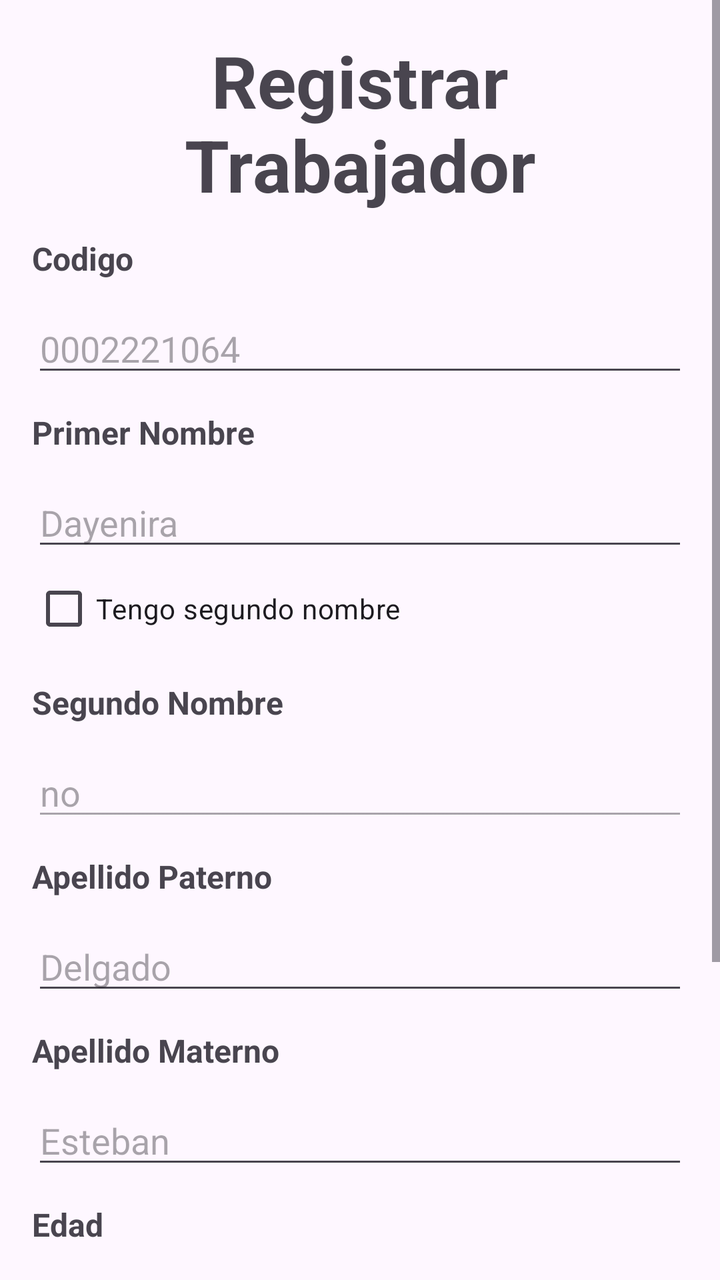
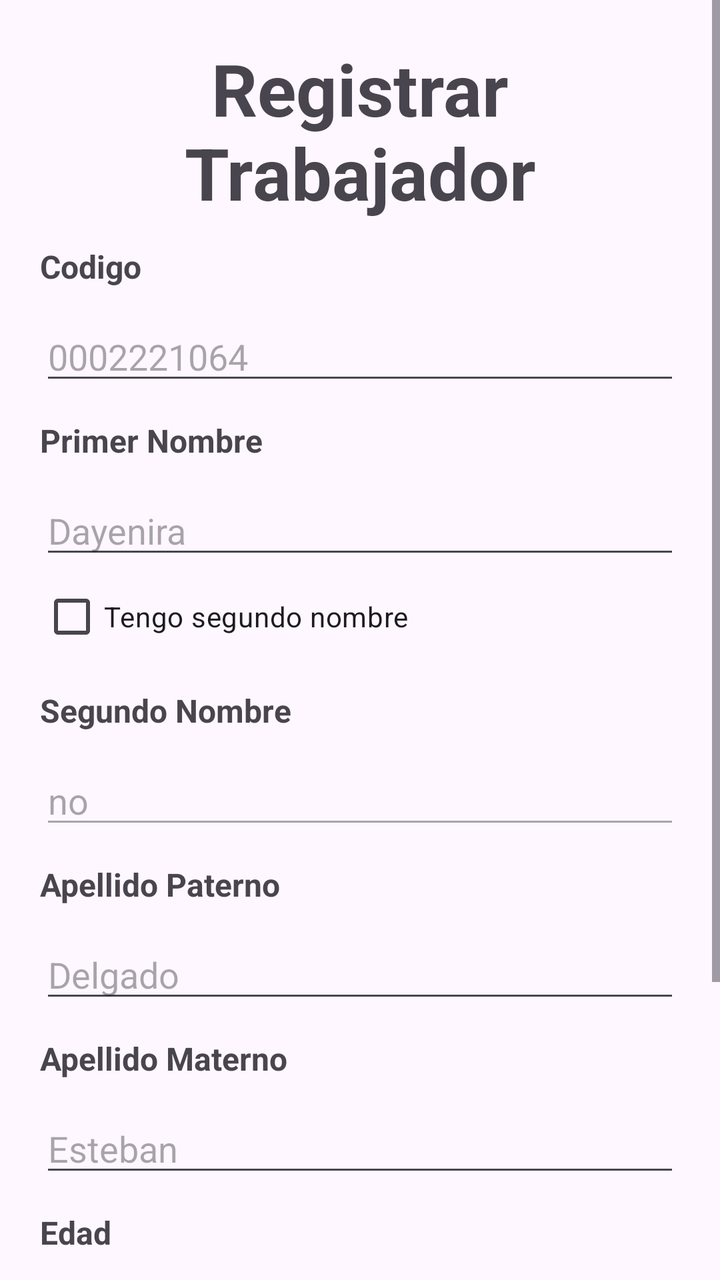

Before-and-after screenshots of an Android layout around one commit, followed by the original layout XML and the change that was made.
<!-- AndroidManifest.xml: application theme Theme.Parcial2026I -->
<!-- res/layout/activity_main.xml -->
<?xml version="1.0" encoding="utf-8"?>
<androidx.constraintlayout.widget.ConstraintLayout xmlns:android="http://schemas.android.com/apk/res/android"
    xmlns:app="http://schemas.android.com/apk/res-auto"
    xmlns:tools="http://schemas.android.com/tools"
    android:id="@+id/main"
    android:layout_width="match_parent"
    android:layout_height="match_parent"
    tools:context=".MainActivity">

    <ScrollView
        android:layout_width="match_parent"
        android:layout_height="wrap_content"
        tools:ignore="MissingConstraints">
        <LinearLayout
            android:layout_width="match_parent"
            android:layout_height="wrap_content"
            android:layout_margin="16dp"
            android:orientation="vertical"
            >

            <TextView
                android:layout_width="match_parent"
                android:layout_height="wrap_content"
                android:text="@string/tittle"
                android:textStyle="bold"
                android:textSize="36sp"
                android:gravity="center"
                />

            <TextView
                android:layout_width="match_parent"
                android:layout_height="wrap_content"
                android:text="@string/code"
                android:textStyle="bold"
                android:textSize="16sp"
                android:layout_marginVertical="12dp"
                />
            <EditText
                android:id="@+id/et_code"
                android:layout_width="match_parent"
                android:layout_height="wrap_content"
                android:inputType="number"
                android:hint="@string/code_example"
                />

            <TextView
                android:layout_width="match_parent"
                android:layout_height="wrap_content"
                android:text="@string/first_name"
                android:textStyle="bold"
                android:textSize="16sp"
                android:layout_marginVertical="12dp"
                />
            <EditText
                android:id="@+id/et_first_name"
                android:layout_width="match_parent"
                android:layout_height="wrap_content"
                android:inputType="textPersonName"
                android:hint="@string/first_name_example"
                />


            <CheckBox
                android:id="@+id/chk_second_name"
                android:layout_width="match_parent"
                android:layout_height="wrap_content"
                android:text="@string/has_second_name"
                />
            <TextView
                android:layout_width="match_parent"
                android:layout_height="wrap_content"
                android:text="@string/second_name"
                android:textStyle="bold"
                android:textSize="16sp"
                android:layout_marginVertical="12dp"
                />
            <EditText
                android:id="@+id/et_second_name"
                android:layout_width="match_parent"
                android:layout_height="wrap_content"
                android:inputType="textPersonName"
                android:hint="@string/second_name_example"
                android:enabled="false"
                />

            <TextView
                android:layout_width="match_parent"
                android:layout_height="wrap_content"
                android:text="@string/last_name"
                android:textStyle="bold"
                android:textSize="16sp"
                android:layout_marginVertical="12dp"
                />
            <EditText
                android:id="@+id/et_last_name"
                android:layout_width="match_parent"
                android:layout_height="wrap_content"
                android:inputType="textPersonName"
                android:hint="@string/last_name_example"
                />

            <TextView
                android:layout_width="match_parent"
                android:layout_height="wrap_content"
                android:text="@string/last_name2"
                android:textStyle="bold"
                android:textSize="16sp"
                android:layout_marginVertical="12dp"
                />
            <EditText
                android:id="@+id/et_last_name2"
                android:layout_width="match_parent"
                android:layout_height="wrap_content"
                android:inputType="textPersonName"
                android:hint="@string/last_name2_example"
                />

            <TextView
                android:layout_width="match_parent"
                android:layout_height="wrap_content"
                android:text="@string/age"
                android:textStyle="bold"
                android:textSize="16sp"
                android:layout_marginVertical="12dp"
                />
            <EditText
                android:id="@+id/et_age"
                android:layout_width="match_parent"
                android:layout_height="wrap_content"
                android:inputType="number"
                android:hint="@string/age_example"
                />


            <TextView
                android:layout_width="match_parent"
                android:layout_height="wrap_content"
                android:text="@string/area"
                android:textStyle="bold"
                android:textSize="16sp"
                android:layout_marginVertical="12dp"
                />
            <Spinner
                android:id="@+id/sp_area"
                android:layout_width="match_parent"
                android:layout_height="wrap_content"
                />

            <TextView
                android:id="@+id/tv_rol"
                android:layout_width="match_parent"
                android:layout_height="wrap_content"
                android:text="@string/rol"
                android:textStyle="bold"
                android:textSize="16sp"
                android:layout_marginVertical="12dp"
                />
            <RadioGroup
                android:id="@+id/rg_rol"
                android:layout_width="match_parent"
                android:layout_height="wrap_content"
                android:layout_marginBottom="12dp"
                >
            </RadioGroup>

            <Button
                android:id="@+id/btn_register"
                android:layout_width="match_parent"
                android:layout_height="wrap_content"
                android:text="@string/register"
                android:backgroundTint="@color/black"
                />

        </LinearLayout>
    </ScrollView>

</androidx.constraintlayout.widget.ConstraintLayout>
<!-- resources referenced by this layout -->
<resources>
  <color name="black">#FF000000</color>
  <string name="age">Edad</string>
  <string name="age_example">21</string>
  <string name="area">Area</string>
  <string name="code">Codigo</string>
  <string name="code_example">0002221064</string>
  <string name="first_name">Primer Nombre</string>
  <string name="first_name_example">Dayenira</string>
  <string name="has_second_name">Tengo segundo nombre</string>
  <string name="last_name">Apellido Paterno</string>
  <string name="last_name2">Apellido Materno</string>
  <string name="last_name2_example">Esteban</string>
  <string name="last_name_example">Delgado</string>
  <string name="register">Registrar</string>
  <string name="rol">Cargo</string>
  <string name="second_name">Segundo Nombre</string>
  <string name="second_name_example">no</string>
  <string name="tittle">Registrar Trabajador</string>
  <style name="Theme.Parcial2026I" parent="Base.Theme.Parcial2026I" />
  <style name="Base.Theme.Parcial2026I" parent="Theme.Material3.DayNight.NoActionBar">
          
          
      </style>
</resources>

<!-- the commit's change to res/layout/activity_main.xml (unified diff, before → after) -->
@@ -14,7 +14,8 @@
         <LinearLayout
             android:layout_width="match_parent"
             android:layout_height="wrap_content"
-            android:layout_margin="16dp"
+            android:layout_margin="20dp"
+            android:paddingBottom="24dp"
             android:orientation="vertical"
             >
 
@@ -65,6 +66,7 @@
                 android:layout_width="match_parent"
                 android:layout_height="wrap_content"
                 android:text="@string/has_second_name"
+                android:buttonTint="@color/black"
                 />
             <TextView
                 android:layout_width="match_parent"
@@ -144,6 +146,7 @@
                 android:id="@+id/sp_area"
                 android:layout_width="match_parent"
                 android:layout_height="wrap_content"
+                android:layout_marginBottom="12dp"
                 />
 
             <TextView
@@ -154,12 +157,14 @@
                 android:textStyle="bold"
                 android:textSize="16sp"
                 android:layout_marginVertical="12dp"
+                android:visibility="gone"
                 />
             <RadioGroup
                 android:id="@+id/rg_rol"
                 android:layout_width="match_parent"
                 android:layout_height="wrap_content"
                 android:layout_marginBottom="12dp"
+                android:visibility="gone"
                 >
             </RadioGroup>
 
